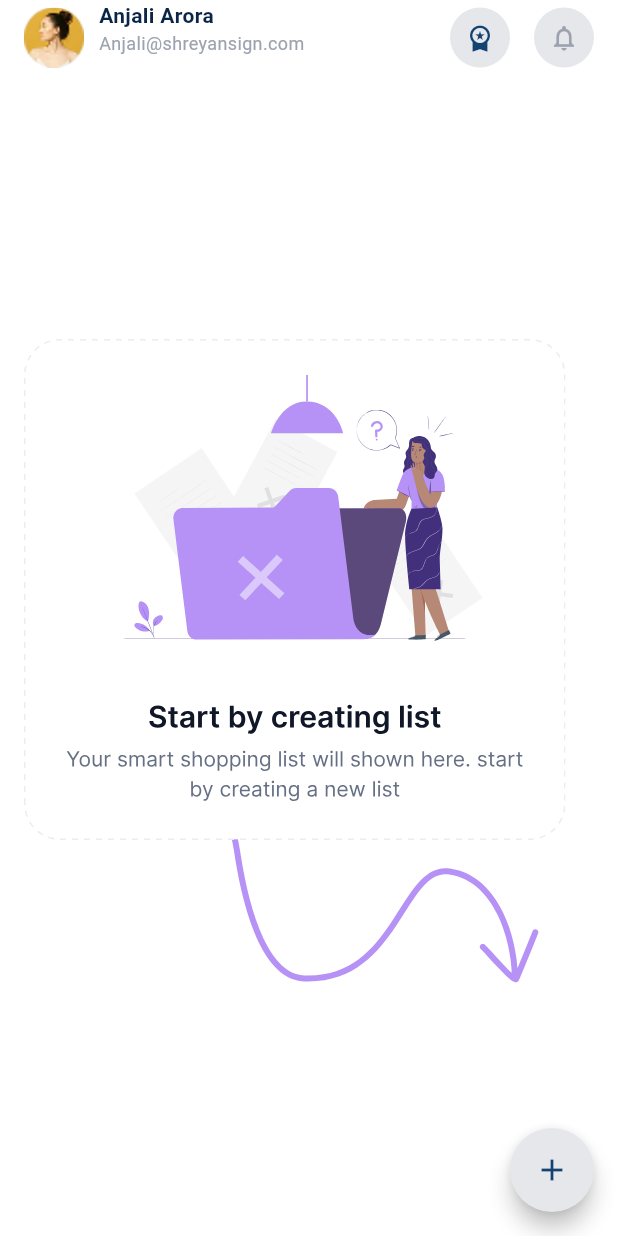
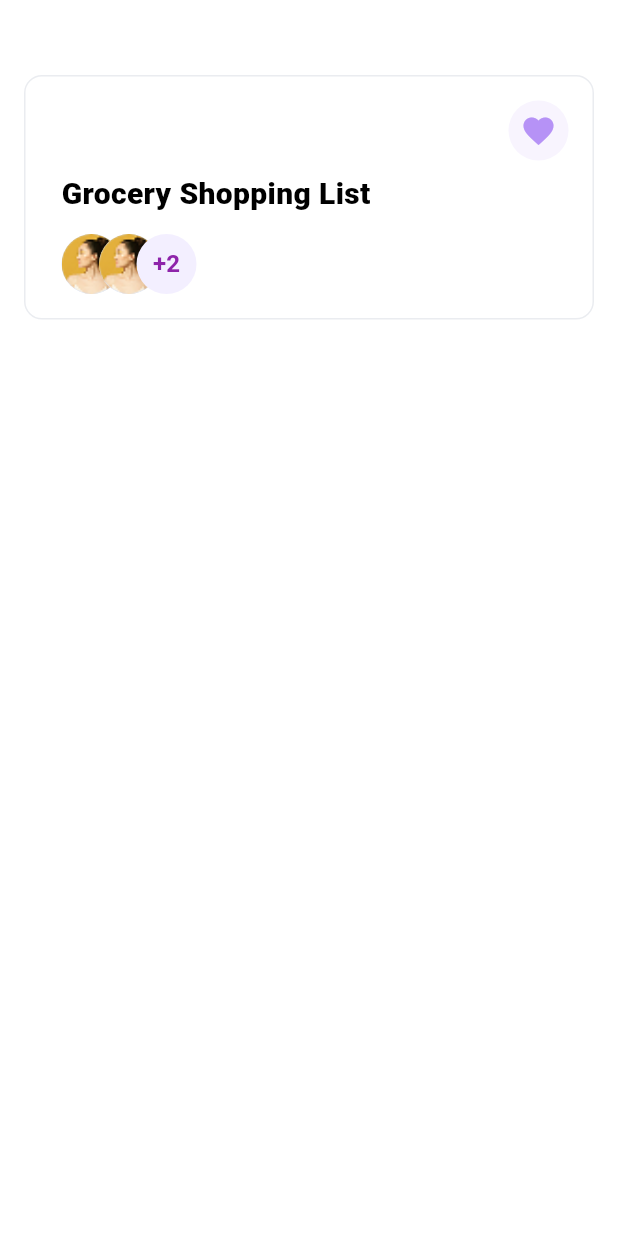
Before and after one commit to mohamed-tamerrr/collaborative-shopping-list, a Flutter app: the screen it shows after launch, on a phone screen of 412 x 824 dp. Run offline on Flutter 3.47's test engine with Material 3 defaults, Android fonts, the phone set to English and light mode, and no system bars; our stand-ins replace bloc, firebase_core, flutter_svg; accounts and stored records are empty.

Commit message:
create list item and finish GroupAvatars

```diff
--- /dev/null
+++ b/devtools_options.yaml
@@ -0,0 +1,3 @@
+description: This file stores settings for Dart & Flutter DevTools.
+documentation: https://docs.flutter.dev/tools/devtools/extensions#configure-extension-enablement-states
+extensions:
--- /dev/null
+++ b/lib/featrues/home/presentation/view_model/items_cubit/items_cubit.dart
@@ -0,0 +1,8 @@
+import 'package:bloc/bloc.dart';
+import 'package:meta/meta.dart';
+
+part 'items_state.dart';
+
+class ItemsCubit extends Cubit<ItemsState> {
+  ItemsCubit() : super(ItemsInitial());
+}
--- /dev/null
+++ b/lib/featrues/home/presentation/view_model/items_cubit/items_state.dart
@@ -0,0 +1,6 @@
+part of 'items_cubit.dart';
+
+@immutable
+sealed class ItemsState {}
+
+final class ItemsInitial extends ItemsState {}
--- /dev/null
+++ b/lib/featrues/home/presentation/view_model/list_cubit/list_cubit.dart
@@ -0,0 +1,8 @@
+import 'package:bloc/bloc.dart';
+import 'package:meta/meta.dart';
+
+part 'list_state.dart';
+
+class ListCubit extends Cubit<ListState> {
+  ListCubit() : super(ListInitial());
+}
--- /dev/null
+++ b/lib/featrues/home/presentation/view_model/list_cubit/list_state.dart
@@ -0,0 +1,12 @@
+part of 'list_cubit.dart';
+
+@immutable
+sealed class ListState {}
+
+final class ListInitial extends ListState {}
+
+final class ListLoading extends ListState {}
+
+final class ListFailure extends ListState {}
+
+final class ListSuccess extends ListState {}
--- a/lib/featrues/home/presentation/views/widgets/add_list_view_body.dart
+++ b/lib/featrues/home/presentation/views/widgets/add_list_view_body.dart
@@ -9,10 +9,10 @@ class AddListViewBody extends StatefulWidget {
   const AddListViewBody({super.key});
 
   @override
-  State<AddListViewBody> createState() => _AddListViewBodyState();
+  State<AddListViewBody> createState() =>
+      _AddListViewBodyState();
 }
 
-// todo : Refactor + decide how the ui will be
 class _AddListViewBodyState extends State<AddListViewBody> {
   bool isSharedList = false;
 
@@ -27,13 +27,14 @@ class _AddListViewBodyState extends State<AddListViewBody> {
               padding: EdgeInsets.zero,
               children: [
                 const SizedBox(height: 20),
-
                 const CancelButton(),
                 const SizedBox(height: 6),
-
                 const Text(
                   'New List',
-                  style: TextStyle(fontSize: 26, fontWeight: FontWeight.w600),
+                  style: TextStyle(
+                    fontSize: 26,
+                    fontWeight: FontWeight.w600,
+                  ),
                 ),
                 const SizedBox(height: 28),
 
@@ -75,7 +76,12 @@ class _AddListViewBodyState extends State<AddListViewBody> {
             ),
           ),
           const SizedBox(height: 20),
-          const CustomButton(title: 'Create List'),
+          CustomButton(
+            title: 'Create List',
+            onPressed: () {
+              Navigator.pop(context);
+            },
+          ),
         ],
       ),
     );
--- a/lib/featrues/home/presentation/views/widgets/custom_button.dart
+++ b/lib/featrues/home/presentation/views/widgets/custom_button.dart
@@ -1,19 +1,25 @@
 import 'package:flutter/material.dart';
 
 class CustomButton extends StatelessWidget {
-  const CustomButton({super.key, required this.title});
+  const CustomButton({
+    super.key,
+    required this.title,
+    this.onPressed,
+  });
   final String title;
-
+  final void Function()? onPressed;
   @override
   Widget build(BuildContext context) {
-    return  SizedBox(
+    return SizedBox(
       width: double.infinity,
       child: ElevatedButton(
-        onPressed: () {},
+        onPressed: onPressed,
         style: ElevatedButton.styleFrom(
           backgroundColor: Colors.green,
           padding: const EdgeInsets.symmetric(vertical: 14),
-          shape: RoundedRectangleBorder(borderRadius: BorderRadius.circular(8)),
+          shape: RoundedRectangleBorder(
+            borderRadius: BorderRadius.circular(8),
+          ),
         ),
         child: Text(
           title,
--- /dev/null
+++ b/lib/featrues/home/presentation/views/widgets/group_avatar.dart
@@ -0,0 +1,62 @@
+import 'package:flutter/material.dart';
+
+class GroupAvatars extends StatelessWidget {
+  const GroupAvatars({
+    super.key,
+    required this.imageUrls,
+    this.size = 40,
+  });
+  final List<String> imageUrls;
+  final double size;
+
+  @override
+  Widget build(BuildContext context) {
+    const overlap = 15.0;
+    final remaining = imageUrls.length > 2
+        ? imageUrls.length - 2
+        : 0;
+
+    return SizedBox(
+      height: size,
+      width: size + (size - overlap) * 2,
+      child: Stack(
+        children: [
+          if (imageUrls.isNotEmpty)
+            Positioned(
+              left: 0,
+              child: CircleAvatar(
+                radius: size / 2,
+                backgroundImage: AssetImage(imageUrls[0]),
+              ),
+            ),
+
+          if (imageUrls.length > 1)
+            Positioned(
+              left: size - overlap,
+              child: CircleAvatar(
+                radius: size / 2,
+                backgroundImage: AssetImage(imageUrls[1]),
+              ),
+            ),
+
+          if (remaining > 0)
+            Positioned(
+              left: 2 * (size - overlap),
+              child: CircleAvatar(
+                radius: size / 2,
+                backgroundColor: const Color(0xFFF3EFFF),
+                child: Text(
+                  '+$remaining',
+                  style: TextStyle(
+                    color: Colors.purple[600],
+                    fontWeight: FontWeight.w600,
+                    fontSize: size / 2.5,
+                  ),
+                ),
+              ),
+            ),
+        ],
+      ),
+    );
+  }
+}
--- a/lib/featrues/home/presentation/views/widgets/home_view_body.dart
+++ b/lib/featrues/home/presentation/views/widgets/home_view_body.dart
@@ -2,6 +2,8 @@ import 'package:final_project/core/utils/app_colors.dart';
 import 'package:final_project/core/utils/app_images.dart';
 import 'package:final_project/featrues/home/presentation/views/add_list_view.dart';
 import 'package:final_project/featrues/home/presentation/views/widgets/custom_app_bar.dart';
+import 'package:final_project/featrues/home/presentation/views/widgets/group_avatar.dart';
+import 'package:final_project/featrues/home/presentation/views/widgets/list_item.dart';
 import 'package:flutter/material.dart';
 import 'package:flutter_svg/flutter_svg.dart';
 
@@ -13,44 +15,61 @@ class HomeViewBody extends StatelessWidget {
   @override
   Widget build(BuildContext context) {
     return Scaffold(
-      floatingActionButton: FloatingActionButton(
-        onPressed: () {
-          Navigator.of(
-            context,
-          ).push(MaterialPageRoute(builder: (context) => AddListView()));
-        },
-        backgroundColor: AppColors.lightGrey,
-        shape: const CircleBorder(),
-        child: const Icon(Icons.add, color: AppColors.mediumNavy),
-      ),
       body: Padding(
-        padding: const EdgeInsets.symmetric(horizontal: 16.0),
+        padding: const EdgeInsets.symmetric(horizontal: 16),
         child: Column(
-          crossAxisAlignment: CrossAxisAlignment.stretch,
-          children: [
-            const CustomAppBar(),
-            const Spacer(flex: 2),
-            // this stack to make arrow under the the image
-            Stack(
-              clipBehavior: Clip.none,
-              children: [
-                Positioned(
-                  left: 90,
-                  top: 270,
-                  // to rotate the image beacuse it is rotated in the design
-                  child: Transform.rotate(
-                    angle: -0.07,
-                    child: SvgPicture.asset(AppImages.handDrawnArrow),
-                  ),
-                ),
-                SvgPicture.asset(AppImages.emptySreen),
-              ],
-            ),
-
-            const Spacer(flex: 3),
-          ],
+          children: [SizedBox(height: 50), ListItem()],
         ),
       ),
     );
+
+    // return Scaffold(
+    //   floatingActionButton: FloatingActionButton(
+    //     onPressed: () {
+    //       Navigator.of(context).push(
+    //         MaterialPageRoute(
+    //           builder: (context) => AddListView(),
+    //         ),
+    //       );
+    //     },
+    //     backgroundColor: AppColors.lightGrey,
+    //     shape: const CircleBorder(),
+    //     child: const Icon(
+    //       Icons.add,
+    //       color: AppColors.mediumNavy,
+    //     ),
+    //   ),
+    //   body: Padding(
+    //     padding: const EdgeInsets.symmetric(horizontal: 16.0),
+    //     child: Column(
+    //       crossAxisAlignment: CrossAxisAlignment.stretch,
+    //       children: [
+    //         SizedBox(height: 20),
+    //         const CustomAppBar(),
+    //         const Spacer(flex: 2),
+    //         // this stack to make arrow under the the image
+    //         Stack(
+    //           clipBehavior: Clip.none,
+    //           children: [
+    //             Positioned(
+    //               left: 90,
+    //               top: 270,
+    //               // to rotate the image beacuse it is rotated in the design
+    //               child: Transform.rotate(
+    //                 angle: -0.07,
+    //                 child: SvgPicture.asset(
+    //                   AppImages.handDrawnArrow,
+    //                 ),
+    //               ),
+    //             ),
+    //             SvgPicture.asset(AppImages.emptySreen),
+    //           ],
+    //         ),
+
+    //         const Spacer(flex: 3),
+    //       ],
+    //     ),
+    //   ),
+    // );
   }
 }
--- /dev/null
+++ b/lib/featrues/home/presentation/views/widgets/list_item.dart
@@ -0,0 +1,64 @@
+import 'package:final_project/core/utils/app_images.dart';
+import 'package:final_project/featrues/home/presentation/views/widgets/group_avatar.dart';
+import 'package:flutter/material.dart';
+
+class ListItem extends StatelessWidget {
+  const ListItem({super.key});
+
+  @override
+  Widget build(BuildContext context) {
+    return Container(
+      decoration: BoxDecoration(
+        color: Colors.white,
+        border: Border.all(color: const Color(0xffEAECF0)),
+        borderRadius: BorderRadius.circular(12),
+      ),
+      child: Padding(
+        padding: const EdgeInsets.only(
+          left: 24,
+          top: 16,
+          right: 16,
+          bottom: 16,
+        ),
+        child: Column(
+          crossAxisAlignment: CrossAxisAlignment.start,
+          children: [
+            Align(
+              alignment: Alignment.topRight,
+              child: CircleAvatar(
+                backgroundColor: const Color(
+                  0xffB692F6,
+                ).withOpacity(.1),
+                child: IconButton(
+                  onPressed: () {},
+                  icon: const Icon(
+                    Icons.favorite,
+                    color: Color(0xffB692F6),
+                  ),
+                ),
+              ),
+            ),
+            const SizedBox(height: 8),
+            const Text(
+              'Grocery Shopping List',
+              style: TextStyle(
+                color: Colors.black,
+                fontWeight: FontWeight.w900,
+                fontSize: 20,
+              ),
+            ),
+            const SizedBox(height: 12),
+            GroupAvatars(
+              imageUrls: [
+                AppImages.avatar,
+                AppImages.avatar,
+                AppImages.avatar,
+                AppImages.avatar,
+              ],
+            ),
+          ],
+        ),
+      ),
+    );
+  }
+}
```
Also changed, not shown: pubspec.yaml (+1 -6 lines), pubspec.lock.
